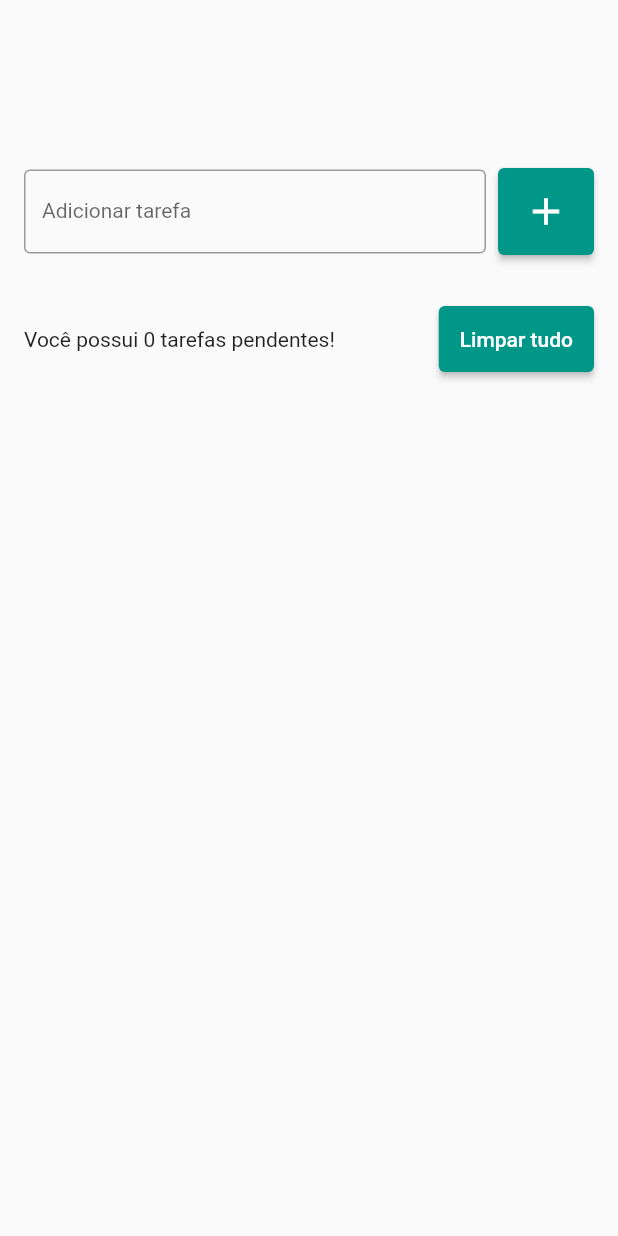
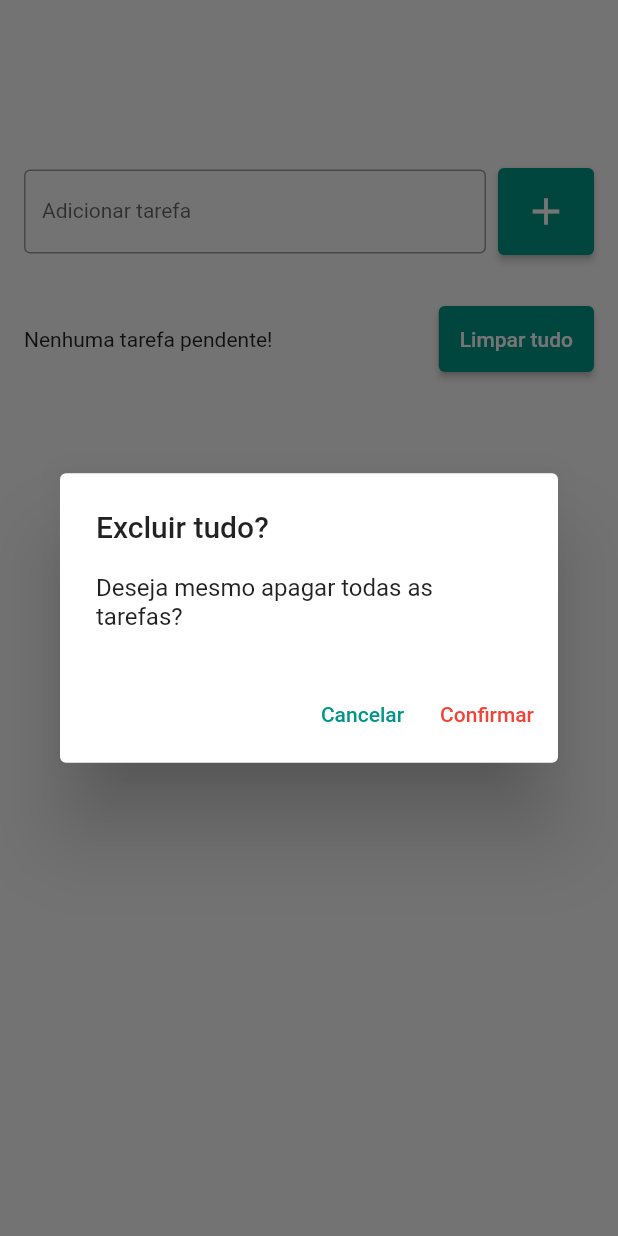
Before and after one commit to menezesho/Task-List, a Flutter app: the screen it shows after launch, after a tap on "Limpar tudo", on a phone screen of 412 x 824 dp. Run offline on Flutter 3.47's test engine with Material 2 defaults, Android fonts, the phone set to English and light mode, and no system bars; our stand-ins replace flutter_slidable.

Commit message:
Desenvolvimento de botões e adição de comentários
Implementação do botão para limpar todas as tarefas. Implementação da opção de desfazer a exclusão. Adição de comentários.

```diff
--- a/lib/pages/todo_list_page.dart
+++ b/lib/pages/todo_list_page.dart
@@ -1,6 +1,5 @@
 import 'package:flutter/material.dart';
 import 'package:todo_list/models/task.dart';
-
 import '../widgets/task_item.dart';
 
 class TodoListPage extends StatefulWidget {
@@ -11,9 +10,12 @@ class TodoListPage extends StatefulWidget {
 }
 
 class _TodoListPageState extends State<TodoListPage> {
-  final TextEditingController taskController = TextEditingController();
+  final TextEditingController taskController =
+      TextEditingController(); //controle de edição da TextBox do nome da tarefa
 
-  List<Task> tasks = [];
+  List<Task> tasks = []; //lista para armazenar todas as tarefas
+  Task? deletedTask; //armazena a última tarefa excluída
+  int? deletedTaskPosition; //armazena a posição da última tarefa excluída
 
   @override
   Widget build(BuildContext context) {
@@ -60,7 +62,8 @@ class _TodoListPageState extends State<TodoListPage> {
                         child: Icon(
                           Icons.add,
                           size: 30,
-                          )),
+                        ),
+                      ),
                     ],
                   ),
                   SizedBox(height: 16),
@@ -80,14 +83,17 @@ class _TodoListPageState extends State<TodoListPage> {
                   Row(
                     children: [
                       Expanded(
-                        child: Text(
-                            'Você possui ${tasks.length} tarefas pendentes!'),
+                        child: Text(tasks.length == 0
+                            ? 'Nenhuma tarefa pendente!'
+                            : tasks.length == 1
+                                ? '${tasks.length} tarefa pendente!'
+                                : '${tasks.length} tarefas pendentes!'),
                       ),
                       SizedBox(
                         width: 8,
                       ),
                       ElevatedButton(
-                        onPressed: () {},
+                        onPressed: showDeleteTasksConfirmationDialog,
                         style: ElevatedButton.styleFrom(
                           primary: Colors.teal,
                           padding: EdgeInsets.all(14),
@@ -105,9 +111,70 @@ class _TodoListPageState extends State<TodoListPage> {
     );
   }
 
-  void onDelete(Task task){
+  void onDelete(Task task) {
+    deletedTask = task; //armazena o nome da tarefa excluída
+    deletedTaskPosition = tasks.indexOf(task); //armazena a posição nas lista da tarefa que foi deletada
+
     setState(() {
-      tasks.remove(task);
+      tasks.remove(task); //remove a tarefa da lista
+    });
+
+    ScaffoldMessenger.of(context).clearSnackBars(); //limpa todas as SnackBars existentes
+    ScaffoldMessenger.of(context).showSnackBar(SnackBar(
+      content: Text(
+        'Tarefa ${task.title} removida com sucesso!',
+        style: TextStyle(
+          color: Colors.black,
+        ),
+      ),
+      backgroundColor: Colors.white,
+      action: SnackBarAction(
+        label: 'Desfazer',
+        textColor: Colors.teal,
+        onPressed: () {
+          setState(() {
+            tasks.insert(deletedTaskPosition!, deletedTask!); //'!' serve para dar certeza que a variável não é nula
+          });
+        },
+      ),
+      duration: const Duration(seconds: 7),
+    ));
+  }
+
+  void showDeleteTasksConfirmationDialog() {
+    showDialog(
+      context: context,
+      builder: (context) => AlertDialog(
+        title: Text('Excluir tudo?'),
+        content: Text('Deseja mesmo apagar todas as tarefas?'),
+        actions: [
+          TextButton(
+            onPressed: () {
+              Navigator.of(context).pop();
+            },
+            style: TextButton.styleFrom(
+              primary: Colors.teal,
+            ),
+            child: Text('Cancelar'),
+          ),
+          TextButton(
+            onPressed: () {
+              Navigator.of(context).pop();
+              deleteAllTasks();
+            },
+            style: TextButton.styleFrom(
+              primary: Colors.red,
+            ),
+            child: Text('Confirmar'),
+          ),
+        ],
+      ),
+    );
+  }
+
+  void deleteAllTasks() {
+    setState(() {
+      tasks.clear(); //limpa todas as tarefas
     });
   }
 }
```
Also changed, not shown: 2 other files. Lines whose indentation alone changed are shown as unchanged.
